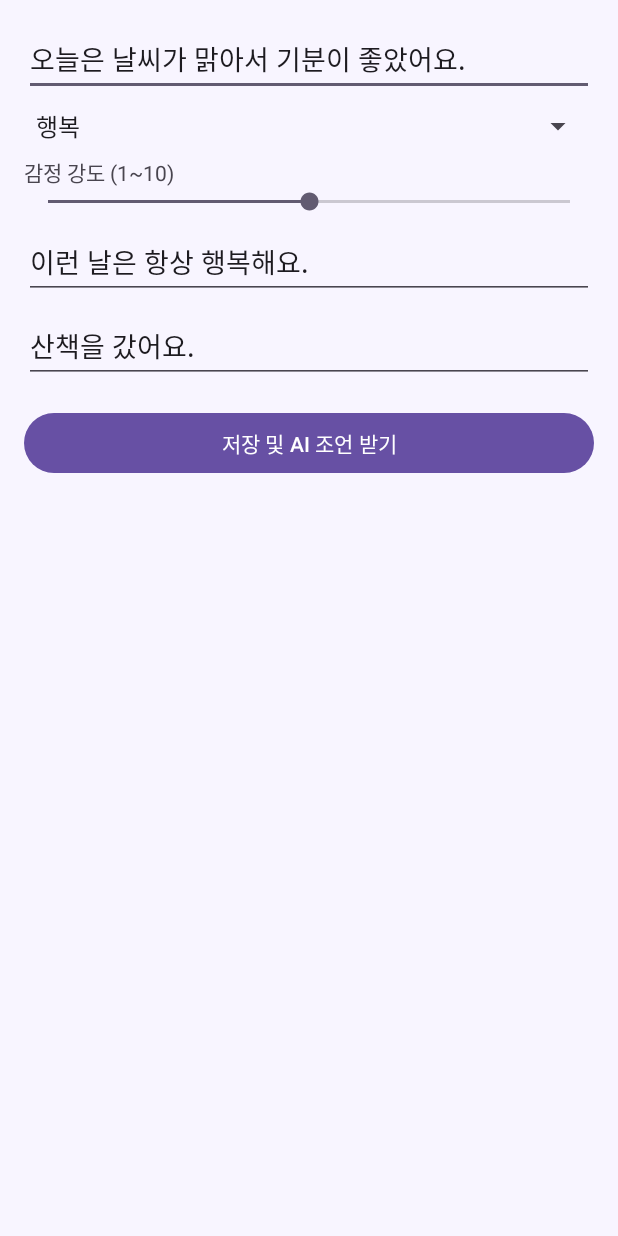
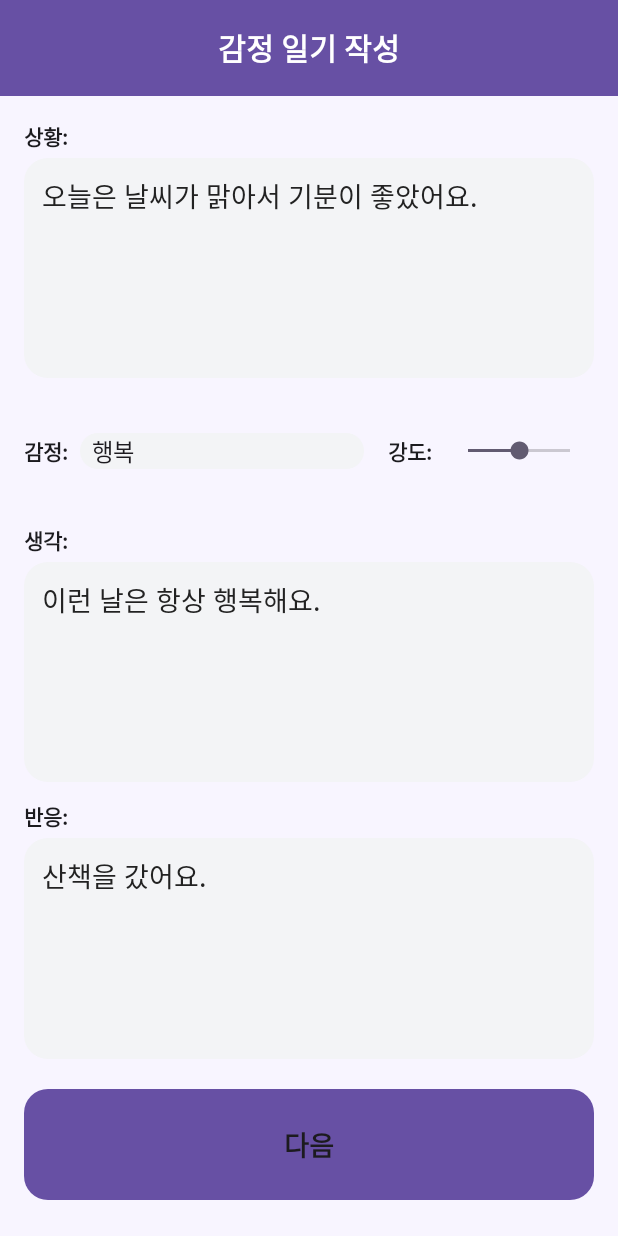
Before and after one commit to LeeSwallow/AndroidTermProject, an Android app: the EntryActivity screen opened directly, with no data from a screen before it, on a phone screen of 412 x 824 dp. Run offline under Robolectric (Android 15) with nearby library versions, the phone set to English and light mode, and no system bars.

Commit message:
[feat] 엔트리 화면 개발 완료

```diff
--- /dev/null
+++ b/Android/app/src/main/res/drawable/bg_input_card.xml
@@ -0,0 +1,4 @@
+<shape xmlns:android="http://schemas.android.com/apk/res/android">
+    <solid android:color="@color/input_card_bg"/>
+    <corners android:radius="16dp"/>
+</shape>
--- a/Android/app/src/main/res/layout/entry_main.xml
+++ b/Android/app/src/main/res/layout/entry_main.xml
@@ -1,59 +1,139 @@
 <?xml version="1.0" encoding="utf-8"?>
-<ScrollView xmlns:android="http://schemas.android.com/apk/res/android"
+<LinearLayout xmlns:android="http://schemas.android.com/apk/res/android"
+    xmlns:app="http://schemas.android.com/apk/res-auto"
     android:layout_width="match_parent"
-    android:layout_height="match_parent">
+    android:layout_height="match_parent"
+    android:orientation="vertical"
+    android:background="@color/md_theme_light_background">
+
+    <!-- 상단 앱바 -->
+    <com.google.android.material.appbar.MaterialToolbar
+        android:id="@+id/topAppBar"
+        android:layout_width="match_parent"
+        android:layout_height="?attr/actionBarSize"
+        android:background="@color/md_theme_light_primary"
+        app:title="감정 일기 작성"
+        app:titleTextColor="@color/md_theme_light_onPrimary"
+        app:titleCentered="true"
+        app:titleTextAppearance="@style/Toolbar.TitleText"
+        android:elevation="4dp" />
 
     <LinearLayout
         android:layout_width="match_parent"
-        android:layout_height="wrap_content"
+        android:layout_height="0dp"
+        android:layout_weight="1"
         android:orientation="vertical"
-        android:padding="16dp">
-
-        <EditText
-            android:id="@+id/etSituation"
-            android:layout_width="match_parent"
-            android:layout_height="wrap_content"
-            android:hint="오늘의 주요 상황" />
-
-        <Spinner
-            android:id="@+id/spEmotionType"
-            android:layout_width="match_parent"
-            android:layout_height="wrap_content"
-            android:layout_marginTop="8dp"
-            android:spinnerMode="dropdown" />
+        android:padding="16dp"
+        android:weightSum="8">
 
         <TextView
             android:layout_width="wrap_content"
             android:layout_height="wrap_content"
-            android:text="감정 강도 (1~10)"
-            android:layout_marginTop="8dp" />
+            android:text="상황:"
+            android:textStyle="bold"
+            android:textColor="@color/md_theme_light_onBackground"
+            android:layout_marginBottom="4dp" />
+        <EditText
+            android:id="@+id/etSituation"
+            android:layout_width="match_parent"
+            android:layout_height="0dp"
+            android:layout_weight="2"
+            android:background="@drawable/bg_input_card"
+            android:hint="오늘의 주요 상황"
+            android:padding="12dp"
+            android:textColor="@color/input_card_text"
+            android:textColorHint="@color/input_card_hint"
+            android:gravity="top|start"
+            android:layout_marginBottom="12dp" />
 
-        <SeekBar
-            android:id="@+id/sbEmotionIntensity"
+        <LinearLayout
             android:layout_width="match_parent"
+            android:layout_height="0dp"
+            android:layout_weight="1"
+            android:orientation="horizontal"
+            android:gravity="center_vertical"
+            android:layout_marginBottom="12dp">
+            <TextView
+                android:layout_width="wrap_content"
+                android:layout_height="wrap_content"
+                android:text="감정:"
+                android:textStyle="bold"
+                android:textColor="@color/md_theme_light_onBackground"
+                android:layout_marginEnd="8dp" />
+            <Spinner
+                android:id="@+id/spEmotionType"
+                android:layout_width="0dp"
+                android:layout_height="wrap_content"
+                android:layout_weight="1"
+                android:background="@drawable/bg_input_card" />
+            <TextView
+                android:layout_width="wrap_content"
+                android:layout_height="wrap_content"
+                android:text="강도:"
+                android:textStyle="bold"
+                android:textColor="@color/md_theme_light_onBackground"
+                android:layout_marginStart="16dp"
+                android:layout_marginEnd="8dp" />
+            <SeekBar
+                android:id="@+id/sbEmotionIntensity"
+                android:layout_width="100dp"
+                android:layout_height="wrap_content"
+                android:max="10" />
+        </LinearLayout>
+
+        <TextView
+            android:layout_width="wrap_content"
             android:layout_height="wrap_content"
-            android:max="10" />
-
+            android:text="생각:"
+            android:textStyle="bold"
+            android:textColor="@color/md_theme_light_onBackground"
+            android:layout_marginBottom="4dp" />
         <EditText
             android:id="@+id/etThought"
             android:layout_width="match_parent"
+            android:layout_height="0dp"
+            android:layout_weight="2"
+            android:background="@drawable/bg_input_card"
+            android:hint="어떤 생각이 들었나요?"
+            android:padding="12dp"
+            android:textColor="@color/input_card_text"
+            android:textColorHint="@color/input_card_hint"
+            android:gravity="top|start"
+            android:layout_marginBottom="12dp" />
+
+        <TextView
+            android:layout_width="wrap_content"
             android:layout_height="wrap_content"
-            android:hint="어떤 생각이 들었나요?"
-            android:layout_marginTop="8dp" />
-
+            android:text="반응:"
+            android:textStyle="bold"
+            android:textColor="@color/md_theme_light_onBackground"
+            android:layout_marginBottom="4dp" />
         <EditText
             android:id="@+id/etReaction"
             android:layout_width="match_parent"
-            android:layout_height="wrap_content"
+            android:layout_height="0dp"
+            android:layout_weight="2"
+            android:background="@drawable/bg_input_card"
             android:hint="사용자의 반응"
-            android:layout_marginTop="8dp" />
+            android:padding="12dp"
+            android:textColor="@color/input_card_text"
+            android:textColorHint="@color/input_card_hint"
+            android:gravity="top|start"
+            android:layout_marginBottom="12dp" />
 
         <Button
             android:id="@+id/btnSaveEntry"
             android:layout_width="match_parent"
-            android:layout_height="wrap_content"
-            android:text="저장 및 AI 조언 받기"
-            android:layout_marginTop="16dp" />
+            android:layout_height="0dp"
+            android:layout_weight="1"
+            android:text="다음"
+            android:background="@drawable/bg_main_card2"
+            android:textColor="@color/md_theme_light_card_text"
+            android:textStyle="bold"
+            android:textSize="18sp"
+            android:elevation="2dp"
+            android:layout_marginTop="8dp"
+            android:layout_marginBottom="8dp" />
+    </LinearLayout>
 
-    </LinearLayout>
-</ScrollView>
+</LinearLayout>
--- a/Android/app/src/main/res/values/colors.xml
+++ b/Android/app/src/main/res/values/colors.xml
@@ -18,4 +18,7 @@
     <color name="md_theme_light_button_text">#2D2A6B</color>
     <color name="md_theme_light_card_bg">#E3F2FD</color>
     <color name="md_theme_light_card_text">#1C1B1F</color>
+    <color name="input_card_bg">#F3F4F6</color>
+    <color name="input_card_text">#222222</color>
+    <color name="input_card_hint">#A0A0A0</color>
 </resources>
```
